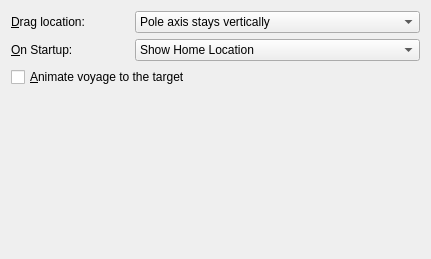
This is src/lib/MarbleNavigationSettingsWidget.ui in KDE/marble as Qt 5 draws it before an edit. The edited form follows.
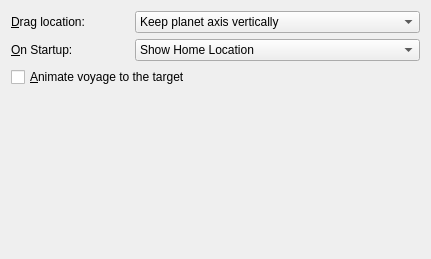
This is the edited form.

Diff of the .ui file:
```diff
--- a/src/lib/MarbleNavigationSettingsWidget.ui
+++ b/src/lib/MarbleNavigationSettingsWidget.ui
@@ -48,7 +48,7 @@
        </property>
        <item>
         <property name="text" >
-         <string>Pole axis stays vertically</string>
+         <string>Keep planet axis vertically</string>
         </property>
        </item>
        <item>
```
Left out of the diff: 10 changed lines with no effect on the pictures.
